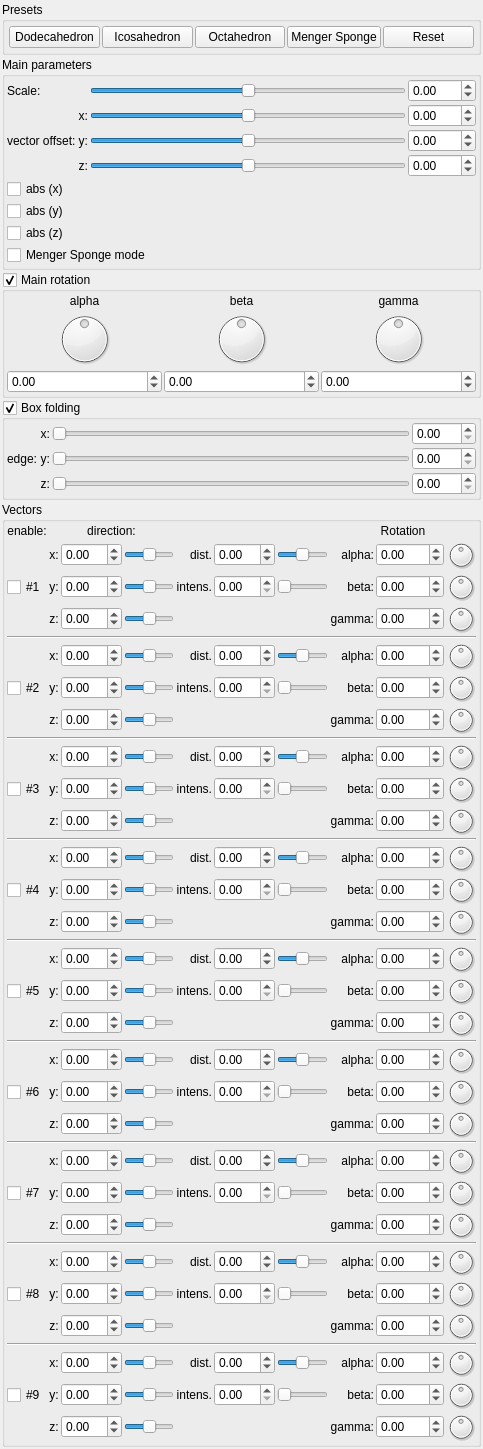
Old version of the form mandelbulber2/qt_data/fractal_ifs.ui in the repository buddhi1980/mandelbulber2.
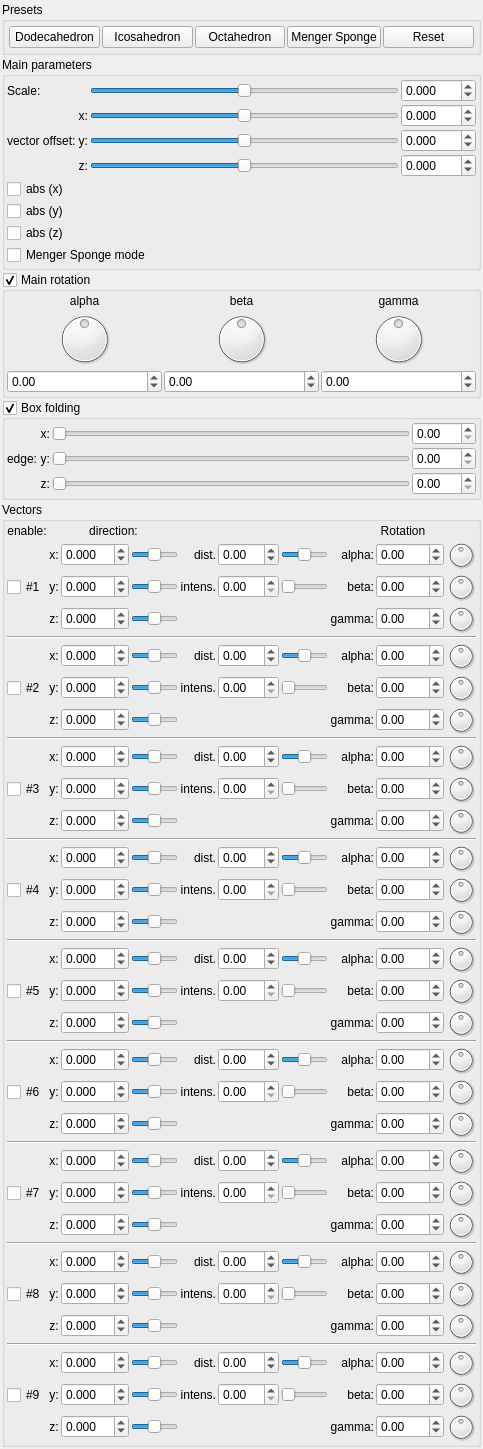
New version of the form. Custom widgets are drawn as their Qt base class.

What changed in the file:
```diff
--- a/mandelbulber2/qt_data/fractal_ifs.ui
+++ b/mandelbulber2/qt_data/fractal_ifs.ui
@@ -204,7 +204,7 @@
            <string/>
           </property>
           <property name="decimals">
-           <number>2</number>
+           <number>3</number>
           </property>
           <property name="minimum">
            <double>-100.000000000000000</double>
@@ -287,7 +287,7 @@
            <string/>
           </property>
           <property name="decimals">
-           <number>2</number>
+           <number>3</number>
           </property>
           <property name="minimum">
            <double>-100.000000000000000</double>
@@ -315,7 +315,7 @@
            <string/>
           </property>
           <property name="decimals">
-           <number>2</number>
+           <number>3</number>
           </property>
           <property name="minimum">
            <double>-100.000000000000000</double>
@@ -344,10 +344,10 @@
            </sizepolicy>
           </property>
           <property name="minimum">
-           <number>-500</number>
+           <number>-5000</number>
           </property>
           <property name="maximum">
-           <number>500</number>
+           <number>5000</number>
           </property>
           <property name="singleStep">
            <number>1</number>
@@ -385,7 +385,7 @@
            <string/>
           </property>
           <property name="decimals">
-           <number>2</number>
+           <number>3</number>
           </property>
           <property name="minimum">
            <double>-100.000000000000000</double>
@@ -407,10 +407,10 @@
            </sizepolicy>
           </property>
           <property name="minimum">
-           <number>-500</number>
+           <number>-5000</number>
           </property>
           <property name="maximum">
-           <number>500</number>
+           <number>5000</number>
           </property>
           <property name="singleStep">
            <number>1</number>
@@ -429,10 +429,10 @@
            </sizepolicy>
           </property>
           <property name="minimum">
-           <number>-500</number>
+           <number>-5000</number>
           </property>
           <property name="maximum">
-           <number>500</number>
+           <number>5000</number>
           </property>
           <property name="singleStep">
            <number>1</number>
@@ -451,10 +451,10 @@
            </sizepolicy>
           </property>
           <property name="minimum">
-           <number>-500</number>
+           <number>-5000</number>
           </property>
           <property name="maximum">
-           <number>500</number>
+           <number>5000</number>
           </property>
           <property name="singleStep">
            <number>1</number>
@@ -993,10 +993,10 @@
            </sizepolicy>
           </property>
           <property name="minimum">
-           <number>-100</number>
+           <number>-1000</number>
           </property>
           <property name="maximum">
-           <number>100</number>
+           <number>1000</number>
           </property>
           <property name="singleStep">
            <number>1</number>
@@ -1025,10 +1025,10 @@
            </sizepolicy>
           </property>
           <property name="minimum">
-           <number>-100</number>
+           <number>-1000</number>
           </property>
           <property name="maximum">
-           <number>100</number>
+           <number>1000</number>
           </property>
           <property name="singleStep">
            <number>1</number>
@@ -1103,10 +1103,10 @@
            </sizepolicy>
           </property>
           <property name="minimum">
-           <number>-100</number>
+           <number>-1000</number>
           </property>
           <property name="maximum">
-           <number>100</number>
+           <number>1000</number>
           </property>
           <property name="singleStep">
            <number>1</number>
@@ -1150,10 +1150,10 @@
            </sizepolicy>
           </property>
           <property name="minimum">
-           <number>-100</number>
+           <number>-1000</number>
           </property>
           <property name="maximum">
-           <number>100</number>
+           <number>1000</number>
           </property>
           <property name="singleStep">
            <number>1</number>
@@ -1179,10 +1179,10 @@
            </sizepolicy>
           </property>
           <property name="minimum">
-           <number>-100</number>
+           <number>-1000</number>
           </property>
           <property name="maximum">
-           <number>100</number>
+           <number>1000</number>
           </property>
           <property name="singleStep">
            <number>1</number>
@@ -1242,10 +1242,10 @@
            </sizepolicy>
           </property>
           <property name="minimum">
-           <number>-100</number>
+           <number>-1000</number>
           </property>
           <property name="maximum">
-           <number>100</number>
+           <number>1000</number>
           </property>
           <property name="singleStep">
            <number>1</number>
@@ -1289,10 +1289,10 @@
            </sizepolicy>
           </property>
           <property name="minimum">
-           <number>-100</number>
+           <number>-1000</number>
           </property>
           <property name="maximum">
-           <number>100</number>
+           <number>1000</number>
           </property>
           <property name="singleStep">
            <number>1</number>
@@ -1349,10 +1349,10 @@
            </sizepolicy>
           </property>
           <property name="minimum">
-           <number>-100</number>
+           <number>-1000</number>
           </property>
           <property name="maximum">
-           <number>100</number>
+           <number>1000</number>
           </property>
           <property name="singleStep">
            <number>1</number>
@@ -1415,10 +1415,10 @@
            </sizepolicy>
           </property>
           <property name="minimum">
-           <number>-100</number>
+           <number>-1000</number>
           </property>
           <property name="maximum">
-           <number>100</number>
+           <number>1000</number>
           </property>
           <property name="singleStep">
            <number>1</number>
@@ -1504,7 +1504,7 @@
            <string/>
           </property>
           <property name="decimals">
-           <number>2</number>
+           <number>3</number>
           </property>
           <property name="minimum">
            <double>-10.000000000000000</double>
@@ -1542,10 +1542,10 @@
            </sizepolicy>
           </property>
           <property name="minimum">
-           <number>-100</number>
+           <number>-1000</number>
           </property>
           <property name="maximum">
-           <number>100</number>
+           <number>1000</number>
           </property>
           <property name="singleStep">
            <number>1</number>
@@ -1564,10 +1564,10 @@
            </sizepolicy>
           </property>
           <property name="minimum">
-           <number>-100</number>
+           <number>-1000</number>
           </property>
           <property name="maximum">
-           <number>100</number>
+           <number>1000</number>
           </property>
           <property name="singleStep">
            <number>1</number>
@@ -1593,10 +1593,10 @@
            </sizepolicy>
           </property>
           <property name="minimum">
-           <number>-100</number>
+           <number>-1000</number>
           </property>
           <property name="maximum">
-           <number>100</number>
+           <number>1000</number>
           </property>
           <property name="singleStep">
            <number>1</number>
@@ -1669,7 +1669,7 @@
            <string/>
           </property>
           <property name="decimals">
-           <number>2</number>
+           <number>3</number>
           </property>
           <property name="minimum">
            <double>-10.000000000000000</double>
@@ -1713,7 +1713,7 @@
            <string/>
           </property>
           <property name="decimals">
-           <number>2</number>
+           <number>3</number>
           </property>
           <property name="minimum">
            <double>-10.000000000000000</double>
@@ -1779,7 +1779,7 @@
            </sizepolicy>
           </property>
           <property name="decimals">
-           <number>2</number>
+           <number>3</number>
           </property>
           <property name="minimum">
            <double>-10.000000000000000</double>
@@ -1909,10 +1909,10 @@
            </sizepolicy>
           </property>
           <property name="minimum">
-           <number>-100</number>
+           <number>-1000</number>
           </property>
           <property name="maximum">
-           <number>100</number>
+           <number>1000</number>
           </property>
           <property name="singleStep">
            <number>1</number>
@@ -1967,10 +1967,10 @@
            </sizepolicy>
           </property>
           <property name="minimum">
-           <number>-100</number>
+           <number>-1000</number>
           </property>
           <property name="maximum">
-           <number>100</number>
+           <number>1000</number>
           </property>
           <property name="singleStep">
            <number>1</number>
@@ -1989,10 +1989,10 @@
            </sizepolicy>
           </property>
           <property name="minimum">
-           <number>-100</number>
+           <number>-1000</number>
           </property>
           <property name="maximum">
-           <number>100</number>
+           <number>1000</number>
           </property>
           <property name="singleStep">
            <number>1</number>
@@ -2027,7 +2027,7 @@
            <string/>
           </property>
           <property name="decimals">
-           <number>2</number>
+           <number>3</number>
           </property>
           <property name="minimum">
            <double>-10.000000000000000</double>
@@ -2071,7 +2071,7 @@
            <string/>
           </property>
           <property name="decimals">
-           <number>2</number>
+           <number>3</number>
           </property>
           <property name="minimum">
            <double>-10.000000000000000</double>
@@ -2187,7 +2187,7 @@
            <string/>
           </property>
           <property name="decimals">
-           <number>2</number>
+           <number>3</number>
           </property>
           <property name="minimum">
            <double>-10.000000000000000</double>
@@ -2240,7 +2240,7 @@
            <string/>
           </property>
           <property name="decimals">
-           <number>2</number>
+           <number>3</number>
           </property>
           <property name="minimum">
            <double>-10.000000000000000</double>
@@ -2262,10 +2262,10 @@
            </sizepolicy>
           </property>
           <property name="minimum">
-           <number>-100</number>
+           <number>-1000</number>
           </property>
           <property name="maximum">
-           <number>100</number>
+           <number>1000</number>
           </property>
           <property name="singleStep">
            <number>1</number>
@@ -2290,7 +2290,7 @@
            <string/>
           </property>
           <property name="decimals">
-           <number>2</number>
+           <number>3</number>
           </property>
           <property name="minimum">
            <double>-10.000000000000000</double>
@@ -2379,10 +2379,10 @@
            </sizepolicy>
           </property>
           <property name="minimum">
-           <number>-100</number>
+           <number>-1000</number>
           </property>
           <property name="maximum">
-           <number>100</number>
+           <number>1000</number>
           </property>
           <property name="singleStep">
            <number>1</number>
@@ -2442,7 +2442,7 @@
            <string/>
           </property>
           <property name="decimals">
-           <number>2</number>
+           <number>3</number>
           </property>
           <property name="minimum">
            <double>-10.000000000000000</double>
@@ -2480,7 +2480,7 @@
            <string/>
           </property>
           <property name="decimals">
-           <number>2</number>
+           <number>3</number>
           </property>
           <property name="minimum">
            <double>-10.000000000000000</double>
@@ -3091,7 +3091,7 @@
            <string/>
           </property>
           <property name="decimals">
-           <number>2</number>
+           <number>3</number>
           </property>
           <property name="minimum">
            <double>-10.000000000000000</double>
@@ -3239,7 +3239,7 @@
            <string/>
           </property>
           <property name="decimals">
-           <number>2</number>
+           <number>3</number>
           </property>
           <property name="minimum">
            <double>-10.000000000000000</double>
@@ -3379,10 +3379,10 @@
            </sizepolicy>
           </property>
           <property name="minimum">
-           <number>-100</number>
+           <number>-1000</number>
           </property>
           <property name="maximum">
-           <number>100</number>
+           <number>1000</number>
           </property>
           <property name="singleStep">
            <number>1</number>
@@ -3417,7 +3417,7 @@
            <string/>
           </property>
           <property name="decimals">
-           <number>2</number>
+           <number>3</number>
           </property>
           <property name="minimum">
            <double>-10.000000000000000</double>
@@ -3559,7 +3559,7 @@
            <string/>
           </property>
           <property name="decimals">
-           <number>2</number>
+           <number>3</number>
           </property>
           <property name="minimum">
            <double>-10.000000000000000</double>
@@ -3736,10 +3736,10 @@
            </sizepolicy>
           </property>
           <property name="minimum">
-           <number>-100</number>
+           <number>-1000</number>
           </property>
           <property name="maximum">
-           <number>100</number>
+           <number>1000</number>
           </property>
           <property name="singleStep">
            <number>1</number>
@@ -3845,10 +3845,10 @@
            </sizepolicy>
           </property>
           <property name="minimum">
-           <number>-100</number>
+           <number>-1000</number>
           </property>
           <property name="maximum">
-           <number>100</number>
+           <number>1000</number>
           </property>
           <property name="singleStep">
            <number>1</number>
@@ -3989,7 +3989,7 @@
            <string/>
           </property>
           <property name="decimals">
-           <number>2</number>
+           <number>3</number>
           </property>
           <property name="minimum">
            <double>-10.000000000000000</double>
@@ -4017,7 +4017,7 @@
            <string/>
           </property>
           <property name="decimals">
-           <number>2</number>
+           <number>3</number>
           </property>
           <property name="minimum">
            <double>-10.000000000000000</double>
@@ -4045,7 +4045,7 @@
            <string/>
           </property>
           <property name="decimals">
-           <number>2</number>
+           <number>3</number>
           </property>
           <property name="minimum">
            <double>-10.000000000000000</double>
@@ -4073,7 +4073,7 @@
            <string/>
           </property>
           <property name="decimals">
-           <number>2</number>
+           <number>3</number>
           </property>
           <property name="minimum">
            <double>-10.000000000000000</double>
@@ -4139,7 +4139,7 @@
            <string/>
           </property>
           <property name="decimals">
-           <number>2</number>
+           <number>3</number>
           </property>
           <property name="minimum">
            <double>-10.000000000000000</double>
@@ -4230,10 +4230,10 @@
            </sizepolicy>
           </property>
           <property name="minimum">
-           <number>-100</number>
+           <number>-1000</number>
           </property>
           <property name="maximum">
-           <number>100</number>
+           <number>1000</number>
           </property>
           <property name="singleStep">
            <number>1</number>
@@ -4303,7 +4303,7 @@
            <string/>
           </property>
           <property name="decimals">
-           <number>2</number>
+           <number>3</number>
           </property>
           <property name="minimum">
            <double>-10.000000000000000</double>
@@ -4325,10 +4325,10 @@
            </sizepolicy>
           </property>
           <property name="minimum">
-           <number>-100</number>
+           <number>-1000</number>
           </property>
           <property name="maximum">
-           <number>100</number>
+           <number>1000</number>
           </property>
           <property name="singleStep">
            <number>1</number>
@@ -4410,10 +4410,10 @@
            </sizepolicy>
           </property>
           <property name="minimum">
-           <number>-100</number>
+           <number>-1000</number>
           </property>
           <property name="maximum">
-           <number>100</number>
+           <number>1000</number>
           </property>
           <property name="singleStep">
            <number>1</number>
@@ -4458,10 +4458,10 @@
            </sizepolicy>
           </property>
           <property name="minimum">
-           <number>-100</number>
+           <number>-1000</number>
           </property>
           <property name="maximum">
-           <number>100</number>
+           <number>1000</number>
           </property>
           <property name="singleStep">
            <number>1</number>
@@ -4625,10 +4625,10 @@
            </sizepolicy>
           </property>
           <property name="minimum">
-           <number>-100</number>
+           <number>-1000</number>
           </property>
           <property name="maximum">
-           <number>100</number>
+           <number>1000</number>
           </property>
           <property name="singleStep">
            <number>1</number>
@@ -4700,7 +4700,7 @@
            <string/>
           </property>
           <property name="decimals">
-           <number>2</number>
+           <number>3</number>
           </property>
           <property name="minimum">
            <double>-10.000000000000000</double>
@@ -4728,7 +4728,7 @@
            <string/>
           </property>
           <property name="decimals">
-           <number>2</number>
+           <number>3</number>
           </property>
           <property name="minimum">
            <double>-10.000000000000000</double>
@@ -4866,10 +4866,10 @@
            </sizepolicy>
           </property>
           <property name="minimum">
-           <number>-100</number>
+           <number>-1000</number>
           </property>
           <property name="maximum">
-           <number>100</number>
+           <number>1000</number>
           </property>
           <property name="singleStep">
            <number>1</number>
@@ -5014,7 +5014,7 @@
            <string/>
           </property>
           <property name="decimals">
-           <number>2</number>
+           <number>3</number>
           </property>
           <property name="minimum">
            <double>-10.000000000000000</double>
@@ -5042,7 +5042,7 @@
            <string/>
           </property>
           <property name="decimals">
-           <number>2</number>
+           <number>3</number>
           </property>
           <property name="minimum">
            <double>-10.000000000000000</double>
@@ -5096,10 +5096,10 @@
            </sizepolicy>
           </property>
           <property name="minimum">
-           <number>-100</number>
+           <number>-1000</number>
           </property>
           <property name="maximum">
-           <number>100</number>
+           <number>1000</number>
           </property>
           <property name="singleStep">
            <number>1</number>
@@ -5124,7 +5124,7 @@
            <string/>
           </property>
           <property name="decimals">
-           <number>2</number>
+           <number>3</number>
           </property>
           <property name="minimum">
            <double>-10.000000000000000</double>
@@ -5287,7 +5287,7 @@
            <string/>
           </property>
           <property name="decimals">
-           <number>2</number>
+           <number>3</number>
           </property>
           <property name="minimum">
            <double>-10.000000000000000</double>
@@ -5557,17 +5557,17 @@
    <extends>QDoubleSpinBox</extends>
    <header>mydoublespinbox.h</header>
   </customwidget>
-  <customwidget>
-   <class>MyCheckBox</class>
-   <extends>QCheckBox</extends>
-   <header>mycheckbox.h</header>
-  </customwidget>
   <customwidget>
    <class>MyGroupBox</class>
    <extends>QGroupBox</extends>
    <header>mygroupbox.h</header>
    <container>1</container>
   </customwidget>
+  <customwidget>
+   <class>MyCheckBox</class>
+   <extends>QCheckBox</extends>
+   <header>mycheckbox.h</header>
+  </customwidget>
  </customwidgets>
  <tabstops>
   <tabstop>pushButton_preset_dodecahedron</tabstop>
```
